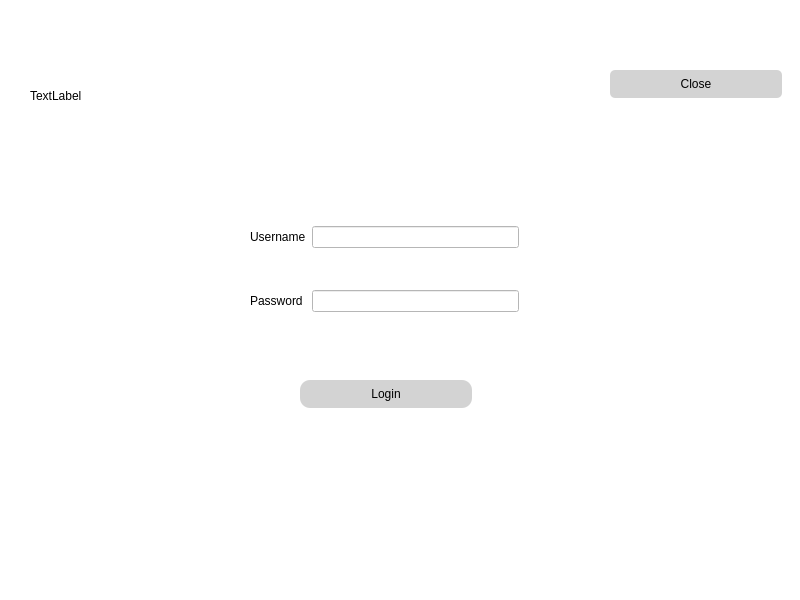
Qt form NewWindowChur/mainwindow.ui (jandrealyn/LibraryQtSystem) before a commit.
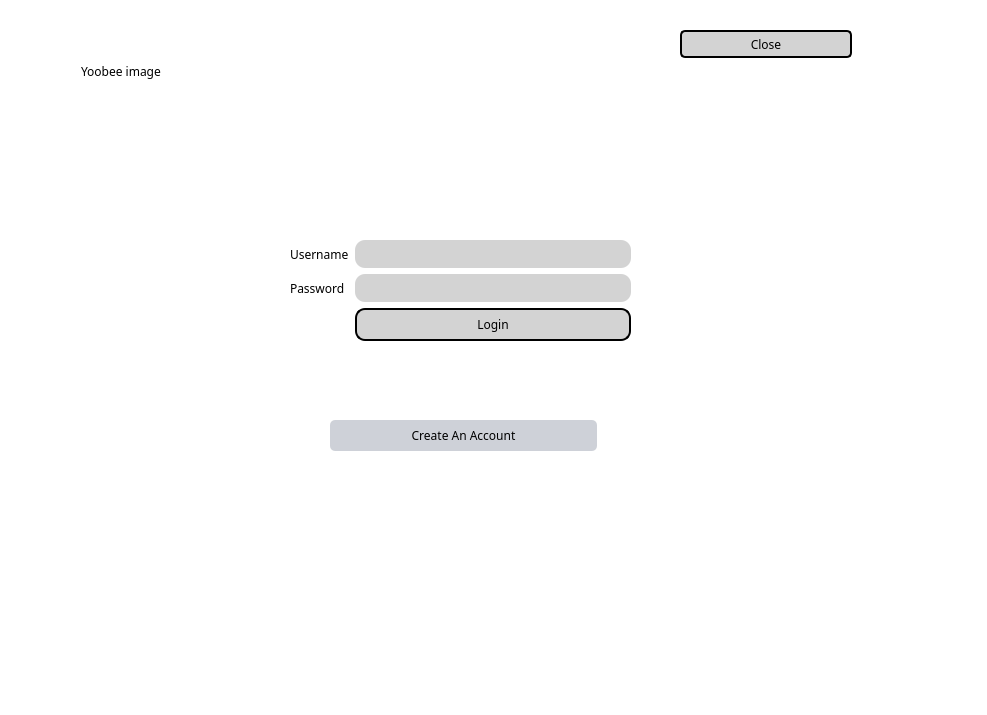
The same form after that commit.

```diff
--- a/NewWindowChur/mainwindow.ui
+++ b/NewWindowChur/mainwindow.ui
@@ -6,41 +6,88 @@
    <rect>
     <x>0</x>
     <y>0</y>
-    <width>800</width>
-    <height>600</height>
+    <width>987</width>
+    <height>715</height>
    </rect>
   </property>
   <property name="windowTitle">
    <string>MainWindow</string>
   </property>
   <property name="styleSheet">
-   <string notr="true">background-color:rgb(255, 255, 255); </string>
+   <string notr="true">*{
+background-color:rgb(255, 255, 255); 
+font-family: cenury gothic, sans-serif;
+
+}
+
+QFrame{
+background-color: #FFFFFF;
+
+}</string>
   </property>
   <widget class="QWidget" name="centralwidget">
    <property name="autoFillBackground">
     <bool>false</bool>
    </property>
+   <widget class="QFrame" name="gridFrame_2">
+    <property name="geometry">
+     <rect>
+      <x>80</x>
+      <y>10</y>
+      <width>801</width>
+      <height>551</height>
+     </rect>
+    </property>
+    <property name="styleSheet">
+     <string notr="true">*{
+background: rgb(255, 255, 255);
+fontsize: 15px;
+font-family: Century Gothic, sans-serif;
+}
+
+QFrame{
+border: solid 10px rgba(0, 0, 0);
+}
+
+QLineEdit{
+color: #8d98a1;
+background-color: #d3d3d3;
+font-size: 18px;
+border-style: outset;
+border-radius: 10px;
+}
+QPushButton{
+background: #ced1d8;
+border-style: outset;
+border-radius: 5px;
+}
+QPushButton:pressed{
+background-color: rgb(224, 0, 0);
+border-style: inset;
+}
+</string>
+    </property>
    <widget class="QLabel" name="img">
     <property name="geometry">
      <rect>
-      <x>30</x>
-      <y>60</y>
-      <width>271</width>
-      <height>71</height>
+       <x>1</x>
+       <y>1</y>
+       <width>341</width>
+       <height>121</height>
      </rect>
     </property>
     <property name="styleSheet">
      <string notr="true"/>
     </property>
     <property name="text">
-     <string>TextLabel</string>
+      <string>Yoobee image</string>
     </property>
    </widget>
    <widget class="QPushButton" name="close">
     <property name="geometry">
      <rect>
-      <x>610</x>
-      <y>70</y>
+       <x>600</x>
+       <y>20</y>
       <width>172</width>
       <height>28</height>
      </rect>
@@ -59,46 +106,18 @@
      <string>Close</string>
     </property>
    </widget>
-   <widget class="QPushButton" name="login">
-    <property name="geometry">
-     <rect>
-      <x>300</x>
-      <y>380</y>
-      <width>172</width>
-      <height>28</height>
-     </rect>
-    </property>
-    <property name="styleSheet">
-     <string notr="true">QPushButton#login{
-background-color: #d3d3d3;
-border-width: 2px;
-border-radius: 10px;
-border-color: black;
-min-width: 10em;
-padding: 6px;
-}</string>
-    </property>
-    <property name="text">
-     <string>Login</string>
-    </property>
-   </widget>
    <widget class="QWidget" name="gridLayoutWidget">
     <property name="geometry">
      <rect>
-      <x>250</x>
-      <y>190</y>
-      <width>269</width>
+       <x>210</x>
+       <y>230</y>
+       <width>341</width>
       <height>159</height>
      </rect>
     </property>
     <layout class="QGridLayout" name="gridLayout">
-     <item row="1" column="0">
-      <widget class="QLabel" name="label_2">
-       <property name="text">
-        <string>Password</string>
-       </property>
-      </widget>
-     </item>
+      <item row="0" column="1">
+       <layout class="QFormLayout" name="formLayout_2">
      <item row="0" column="0">
       <widget class="QLabel" name="label">
        <property name="text">
@@ -106,13 +125,58 @@
        </property>
       </widget>
      </item>
+        <item row="0" column="1">
+         <widget class="QLineEdit" name="username_input"/>
+        </item>
+        <item row="1" column="0">
+         <widget class="QLabel" name="label_2">
+          <property name="text">
+           <string>Password</string>
+          </property>
+         </widget>
+        </item>
      <item row="1" column="1">
-      <widget class="QLineEdit" name="lineEditPass"/>
-     </item>
-     <item row="0" column="1">
-      <widget class="QLineEdit" name="lineEditUser"/>
-     </item>
-    </layout>
+         <widget class="QLineEdit" name="password_input"/>
+        </item>
+        <item row="2" column="1">
+         <widget class="QPushButton" name="login">
+          <property name="styleSheet">
+           <string notr="true">*{
+background-color:rgb(255, 255, 255); 
+font-family: cenury gothic, sans-serif;
+
+}
+QPushButton#login{
+background-color: #d3d3d3;
+border-width: 2px;
+border-radius: 10px;
+border-color: black;
+min-width: 10em;
+padding: 6px;
+}</string>
+          </property>
+          <property name="text">
+           <string>Login</string>
+          </property>
+         </widget>
+        </item>
+       </layout>
+      </item>
+     </layout>
+    </widget>
+    <widget class="QPushButton" name="Create">
+     <property name="geometry">
+      <rect>
+       <x>250</x>
+       <y>410</y>
+       <width>267</width>
+       <height>31</height>
+      </rect>
+     </property>
+     <property name="text">
+      <string>Create An Account</string>
+     </property>
+    </widget>
    </widget>
   </widget>
   <widget class="QMenuBar" name="menubar">
```
Left out of the diff: 9 changed lines with no effect on the pictures. Lines whose indentation alone changed are shown as unchanged.
